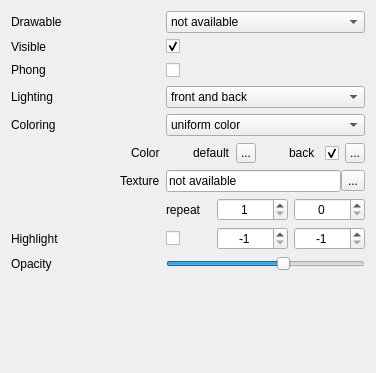
The window that applications/Mapple/widgets/widget_drawable_triangles.ui (LiangliangNan/Easy3D) describes before a commit, drawn with Qt 5.
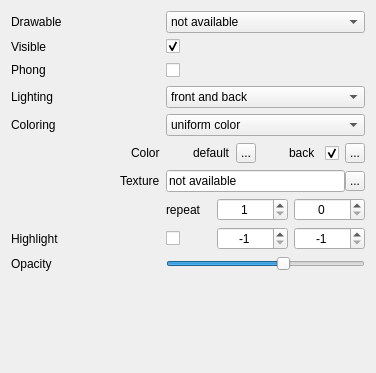
The same window after the commit. Icons and pictures are not drawn.

```diff
--- a/applications/Mapple/widgets/widget_drawable_triangles.ui
+++ b/applications/Mapple/widgets/widget_drawable_triangles.ui
@@ -444,12 +444,30 @@
        </item>
        <item>
         <widget class="QToolButton" name="toolButtonTextureFile">
+         <property name="minimumSize">
+          <size>
+           <width>20</width>
+           <height>20</height>
+          </size>
+         </property>
+         <property name="maximumSize">
+          <size>
+           <width>20</width>
+           <height>20</height>
+          </size>
+         </property>
          <property name="toolTip">
           <string>Click to choose a texture image</string>
          </property>
          <property name="text">
           <string>...</string>
          </property>
+         <property name="iconSize">
+          <size>
+           <width>20</width>
+           <height>20</height>
+          </size>
+         </property>
         </widget>
        </item>
       </layout>
```
